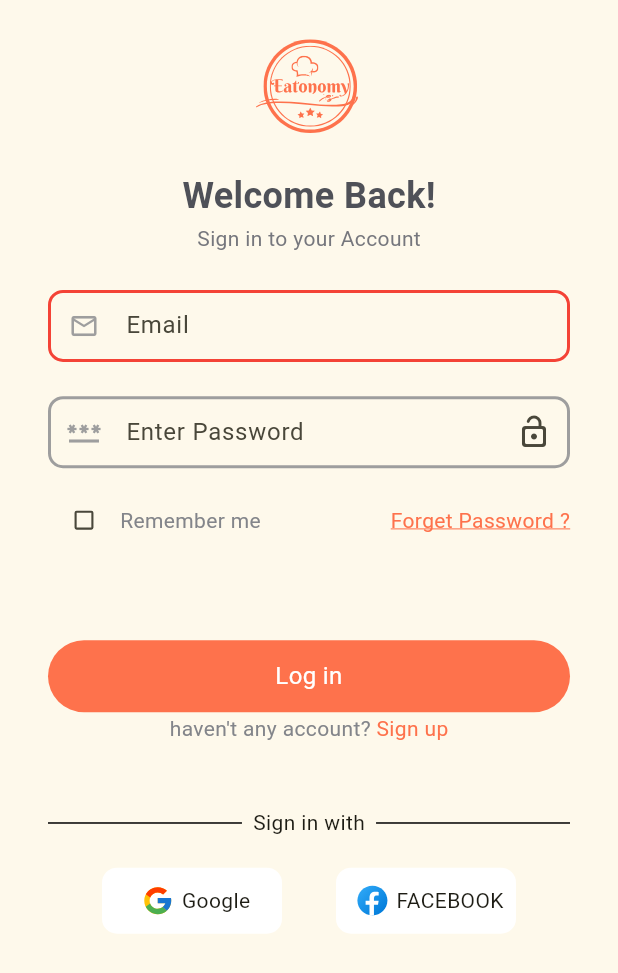
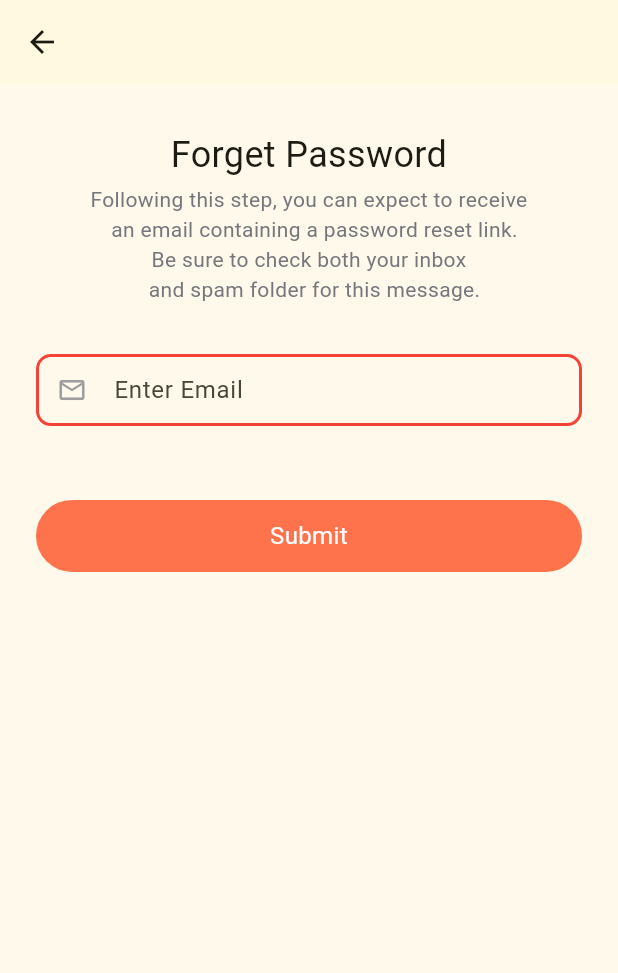
Before and after one commit to HaiderAli998/Eatonomy, a Flutter app: the screen it shows after launch, after a tap on "Forget Password ?", on a phone screen of 412 x 824 dp. Shown: the top 973 px of the screen. Run offline on Flutter 3.47's test engine with Material 3 defaults, Android fonts, the phone set to English and light mode, and no system bars; our stand-ins replace another_flushbar, firebase_auth, firebase_core, flutter_svg, fluttertoast, google_sign_in; missing offline and left inert: flutter_facebook_auth; accounts and stored records are empty.

Commit message:
Google SignIn,Facebook SignIN and Forget Password Features are Completed

```diff
--- a/customer_app/eatonomy_food_recommender_app/lib/res/components/social_media_container.dart
+++ b/customer_app/eatonomy_food_recommender_app/lib/res/components/social_media_container.dart
@@ -15,10 +15,12 @@ class SocialMediaBox extends StatelessWidget {
   @override
   Widget build(BuildContext context) {
     return InkWell(
+      onTap: onPress,
       child: Container(
         height: 44,
         width: 120,
-        decoration: BoxDecoration(borderRadius: BorderRadius.circular(10),color: Colors.white),
+        decoration: BoxDecoration(
+            borderRadius: BorderRadius.circular(10), color: Colors.white),
         child: Row(
           mainAxisAlignment: MainAxisAlignment.center,
           children: [
--- a/customer_app/eatonomy_food_recommender_app/lib/utils/routes/routes.dart
+++ b/customer_app/eatonomy_food_recommender_app/lib/utils/routes/routes.dart
@@ -1,6 +1,7 @@
 import 'package:eatonomy_food_recommender_app/utils/routes/routes_name.dart';
 import 'package:eatonomy_food_recommender_app/view/Home_Screen.dart';
 import 'package:eatonomy_food_recommender_app/view/food_preferences_screen.dart';
+import 'package:eatonomy_food_recommender_app/view/forget_screen.dart';
 import 'package:eatonomy_food_recommender_app/view/login_screen.dart';
 import 'package:eatonomy_food_recommender_app/view/signup_screen.dart';
 import 'package:eatonomy_food_recommender_app/view/splash_screen.dart';
@@ -24,6 +25,9 @@ class Routes {
       case RoutesName.homeScreen:
         return MaterialPageRoute(
             builder: (BuildContext context) => const HomeScreen());
+      case RoutesName.forgetScreen:
+        return MaterialPageRoute(
+            builder: (BuildContext context) => const ForgetScreen());
       default:
         return MaterialPageRoute(builder: (_) {
           return const Scaffold(
--- a/customer_app/eatonomy_food_recommender_app/lib/utils/routes/routes_name.dart
+++ b/customer_app/eatonomy_food_recommender_app/lib/utils/routes/routes_name.dart
@@ -4,5 +4,5 @@ class RoutesName {
   static const String signUP = 'SignUP Screen';
   static const String foodPreferences = 'Food Preferences Screen';
   static const String homeScreen = 'Home Screen';
-
+  static const String forgetScreen = 'Forget Screen';
 }
--- /dev/null
+++ b/customer_app/eatonomy_food_recommender_app/lib/view/forget_screen.dart
@@ -0,0 +1,80 @@
+import 'package:eatonomy_food_recommender_app/res/components/colors_app.dart';
+import 'package:eatonomy_food_recommender_app/res/components/round_button.dart';
+import 'package:eatonomy_food_recommender_app/res/components/simple_text_form_field.dart';
+import 'package:eatonomy_food_recommender_app/utils/Utils.dart';
+import 'package:firebase_auth/firebase_auth.dart';
+import 'package:flutter/material.dart';
+
+class ForgetScreen extends StatefulWidget {
+  const ForgetScreen({super.key});
+
+  @override
+  State<ForgetScreen> createState() => _ForgetScreenState();
+}
+
+class _ForgetScreenState extends State<ForgetScreen> {
+  final TextEditingController _forgetEmailController = TextEditingController();
+  FocusNode emailFocusNode = FocusNode();
+
+  @override
+  Widget build(BuildContext context) {
+    final height = MediaQuery.of(context).size.height * 1;
+    final auth = FirebaseAuth.instance;
+    return Scaffold(
+      appBar: AppBar(
+        leading: const Icon(Icons.arrow_back),
+        backgroundColor: ColorsApp.backgroundColorApp,
+      ),
+      body: Padding(
+        padding: const EdgeInsets.all(24.0),
+        child: Center(
+          child: Column(
+            crossAxisAlignment: CrossAxisAlignment.center,
+            children: [
+              SizedBox(
+                height: height * 0.008,
+              ),
+              const Text(
+                'Forget Password',
+                textAlign: TextAlign.center,
+                style: TextStyle(fontSize: 24),
+              ),
+              SizedBox(
+                height: height * 0.003,
+              ),
+              const Text(
+                'Following this step, you can expect to receive \n  an email containing a password reset link.\nBe sure to check both your inbox \n  and spam folder for this message.',
+                style: TextStyle(color: ColorsApp.stormGrey),
+                textAlign: TextAlign.center,
+              ),
+              SizedBox(
+                height: height * 0.040,
+              ),
+              SimpleTextField(
+                  focusNode: emailFocusNode,
+                  controller: _forgetEmailController,
+                  keyboardType: TextInputType.emailAddress,
+                  hintText: 'Enter Email',
+                  prefixIcon: Icons.email_outlined,
+                  onFieldSubmitted: (value) {}),
+              SizedBox(
+                height: height * 0.048,
+              ),
+              CustomButton('Submit', () {
+                auth
+                    .sendPasswordResetEmail(
+                        email: _forgetEmailController.text.toString())
+                    .then((value) {
+                  Utils.toastMessage(
+                      'We sent you email to recover password, please check email');
+                }).onError((error, stackTrace) {
+                  Utils.toastMessage(error.toString());
+                });
+              }, ColorsApp.splashBackgroundColorApp)
+            ],
+          ),
+        ),
+      ),
+    );
+  }
+}
--- a/customer_app/eatonomy_food_recommender_app/lib/view/login_screen.dart
+++ b/customer_app/eatonomy_food_recommender_app/lib/view/login_screen.dart
@@ -7,6 +7,7 @@ import 'package:firebase_auth/firebase_auth.dart';
 import 'package:flutter/material.dart';
 import 'package:flutter_svg/flutter_svg.dart';
 
+import '../res/components/Google_SignIn.dart';
 import '../res/components/simple_text_form_field.dart';
 import '../utils/Utils.dart';
 
@@ -65,11 +66,12 @@ class _LoginScreenState extends State<LoginScreen> {
 
   @override
   Widget build(BuildContext context) {
+    ValueNotifier userCredential = ValueNotifier('');
     final height = MediaQuery.of(context).size.height * 1;
     return Scaffold(
       body: SafeArea(
         child: Padding(
-          padding: const EdgeInsets.only(left: 32, right: 32, top: 18,bottom: 195),
+          padding: const EdgeInsets.only(left: 32, right: 32, top: 18),
           child: SingleChildScrollView(
             child: Column(
               crossAxisAlignment: CrossAxisAlignment.center,
@@ -167,7 +169,9 @@ class _LoginScreenState extends State<LoginScreen> {
                       ],
                     ),
                     InkWell(
-                      onTap: () {},
+                      onTap: () {
+                        Navigator.pushNamed(context, RoutesName.forgetScreen);
+                      },
                       child: const Text(
                         'Forget Password ?',
                         style: TextStyle(
@@ -182,7 +186,7 @@ class _LoginScreenState extends State<LoginScreen> {
                 SizedBox(
                   height: height * .068,
                 ),
-                CustomButton('Log in',loading: loading, () {
+                CustomButton('Log in', loading: loading, () {
                   if (_formKey.currentState!.validate()) {
                     login();
                   }
@@ -238,7 +242,13 @@ class _LoginScreenState extends State<LoginScreen> {
                   children: [
                     SocialMediaBox(
                         text: 'Google',
-                        onPress: () {},
+                        onPress: () async {
+                          userCredential.value = await signInWithGoogle();
+                          if (userCredential.value != null) {
+                            print(userCredential.value.user!.email);
+                            Navigator.pushNamed(context, RoutesName.homeScreen);
+                          }
+                        },
                         svgPath: 'assets/google_logo.svg'),
                     SocialMediaBox(
                         text: 'FACEBOOK',
--- a/customer_app/eatonomy_food_recommender_app/pubspec.yaml
+++ b/customer_app/eatonomy_food_recommender_app/pubspec.yaml
@@ -40,6 +40,8 @@ dependencies:
   firebase_core: ^2.24.2
   firebase_auth: ^4.16.0
   cloud_firestore: ^4.14.0
+  google_sign_in: ^6.2.1
+  flutter_facebook_auth: ^6.0.4
   firebase_storage: ^11.6.0
   fluttertoast: ^8.2.4
   another_flushbar: ^1.12.30
@@ -54,7 +56,7 @@ dev_dependencies:
   # activated in the `analysis_options.yaml` file located at the root of your
   # package. See that file for information about deactivating specific lint
   # rules and activating additional ones.
-  flutter_lints: ^2.0.0
+  flutter_lints: ^3.0.1
 
 # For information on the generic Dart part of this file, see the
 # following page: https://dart.dev/tools/pub/pubspec
```
Also changed, not shown: customer_app/eatonomy_food_recommender_app/lib/res/components/Facebook_SignIn.dart (added, +28 -0 lines), customer_app/eatonomy_food_recommender_app/lib/res/components/Google_SignIn.dart (added, +21 -0 lines), customer_app/eatonomy_food_recommender_app/lib/res/components/simple_text_form_field.dart (+4 -3 lines), customer_app/eatonomy_food_recommender_app/lib/view/signup_screen.dart (+13 -2 lines), customer_app/eatonomy_food_recommender_app/lib/view_model/model.dart (added, +11 -0 lines), customer_app/eatonomy_food_recommender_app/pubspec.lock, 8 other files.
